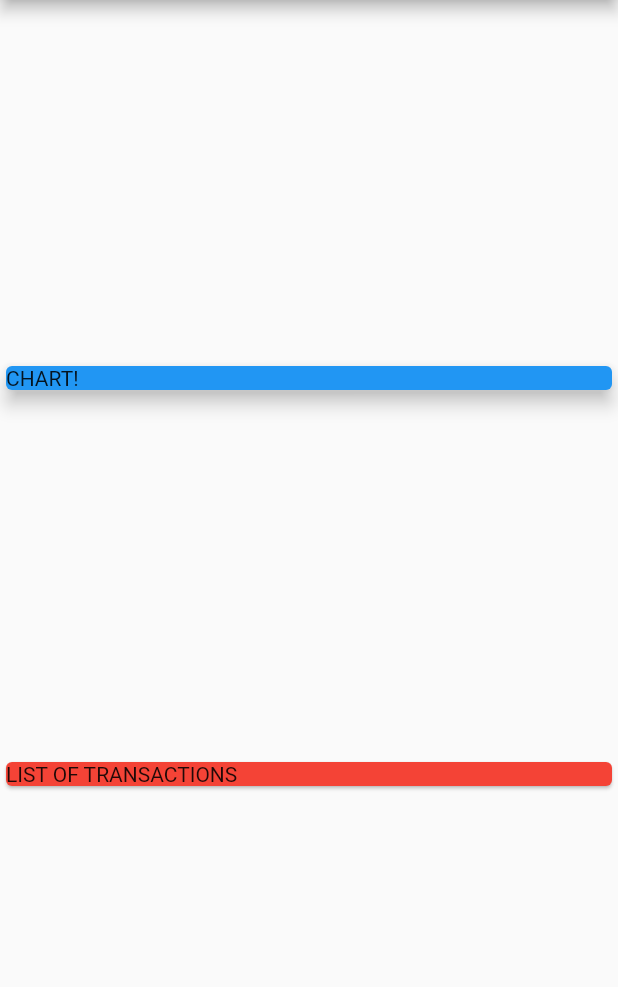
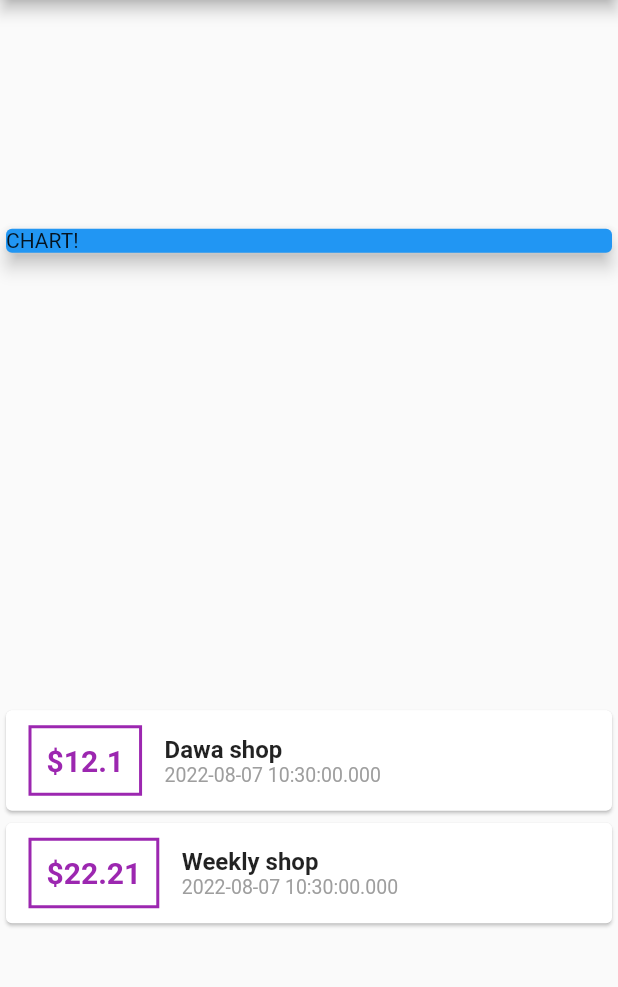
Before and after one commit to gyalche/flutter_expense_planner, a Flutter app: the screen it shows after launch, on a phone screen of 412 x 824 dp, the part 84-1071 px from its top. Run offline on Flutter 3.47's test engine with Material 2 defaults, Android fonts, the phone set to English and light mode, and no system bars.

Commit message:
made styling to container and worked on row and column

```diff
--- a/lib/main.dart
+++ b/lib/main.dart
@@ -1,11 +1,13 @@
 import 'package:flutter/material.dart';
-
+import './transaction.dart';
 void main() {
   runApp(const MyApp());
 }
 
 class MyApp extends StatelessWidget {
   const MyApp({Key? key}) : super(key: key);
+
+
 
   // This widget is the root of your application.
   @override
@@ -16,13 +18,16 @@ class MyApp extends StatelessWidget {
 
         primarySwatch: Colors.blue,
       ),
-      home: const MyHomePage(title: 'Flutter Demo Home Page'),
+      home:  MyHomePage(title: 'Flutter Demo Home Page'),
     );
   }
 }
 
 class MyHomePage extends StatefulWidget {
-  const MyHomePage({Key? key, required this.title}) : super(key: key);
+   MyHomePage({Key? key, required this.title}) : super(key: key);
+
+
+
 
   final String title;
 
@@ -32,6 +37,13 @@ class MyHomePage extends StatefulWidget {
 
 class _MyHomePageState extends State<MyHomePage> {
   int _counter = 0;
+
+
+final List<Transaction> transactions=[
+    Transaction(id:'1', title:'Dawa shop', amount:12.1, date:DateTime.now()),
+    Transaction(id:'2', title:"Weekly shop", amount:22.21, date:DateTime.now()),
+  ];
+
 
   void _incrementCounter() {
     setState(() {
@@ -44,6 +56,9 @@ class _MyHomePageState extends State<MyHomePage> {
     });
   }
 
+
+
+
   @override
   Widget build(BuildContext context) {
 
@@ -53,7 +68,7 @@ class _MyHomePageState extends State<MyHomePage> {
         title: Text('Expense tracker'),
       ),
       body: Column(
-        mainAxisAlignment: MainAxisAlignment.spaceEvenly,
+        mainAxisAlignment: MainAxisAlignment.spaceAround,
         crossAxisAlignment: CrossAxisAlignment.stretch,
         children:<Widget>[
            Container(
@@ -64,9 +79,45 @@ class _MyHomePageState extends State<MyHomePage> {
               elevation:5,
           ),
            ),
-           Card(
-             color:Colors.red,
-             child:Text("LIST OF TRANSACTIONS"),)
+           Column(
+
+             children:transactions.map((tx){
+               return Card(
+                //  elevation:3,
+                 child:Row(
+                   children: [
+                     Container(
+                       padding:EdgeInsets.all(10),
+
+                       margin: EdgeInsets.symmetric(vertical:10, horizontal:15),
+                       decoration:BoxDecoration(border: Border.all(color:Colors.purple, width:2)),
+                       child:Text(
+                          '\$' +tx.amount.toString(),
+                          style:TextStyle(
+                          fontWeight:FontWeight.bold,
+                          fontSize:20,
+                          color:Colors.purple,
+                          )
+                       )
+                     ),
+                     Column(
+                       crossAxisAlignment:CrossAxisAlignment.start,
+                       children:<Widget>[
+                         Text(tx.title, style:TextStyle(
+                           fontWeight:FontWeight.bold,
+                           fontSize:16,
+                           )),
+                         Text(tx.date.toString(), style:TextStyle(
+                           color:Colors.grey,
+                           fontSize:13
+                         ))
+                       ]
+                     )
+                   ],
+                 ),
+               );
+             }).toList(),
+           )
         ]
       )
       // This trailing comma makes auto-formatting nicer for build methods.
--- /dev/null
+++ b/lib/transaction.dart
@@ -0,0 +1,18 @@
+import 'package:flutter/foundation.dart';
+import 'package:flutter/material.dart';
+
+
+class Transaction{
+  final String id;
+  final String title;
+  final double amount;
+  final DateTime date;
+
+  Transaction({
+    required this.id,
+    required this.title,
+    required this.amount,
+    required this.date
+  });
+
+}
```
